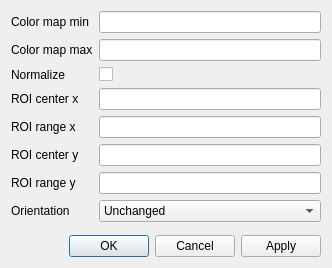
First picture: the form in mods_ui/image_settings.ui, repository ebramyoussef/mods-ui, before the edit.
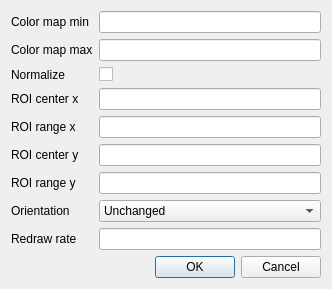
Second picture: the form after the edit.

```diff
--- a/mods_ui/image_settings.ui
+++ b/mods_ui/image_settings.ui
@@ -127,12 +127,22 @@
        </item>
       </widget>
      </item>
+     <item row="8" column="0">
+      <widget class="QLabel" name="redrawRateLabel">
+       <property name="text">
+        <string>Redraw rate</string>
+       </property>
+      </widget>
+     </item>
+     <item row="8" column="1">
+      <widget class="QLineEdit" name="redrawRateLineEdit"/>
+     </item>
     </layout>
    </item>
    <item>
     <widget class="QDialogButtonBox" name="buttonBox">
      <property name="standardButtons">
-      <set>QDialogButtonBox::Apply|QDialogButtonBox::Cancel|QDialogButtonBox::Ok</set>
+      <set>QDialogButtonBox::Cancel|QDialogButtonBox::Ok</set>
      </property>
      <property name="centerButtons">
       <bool>false</bool>
```
